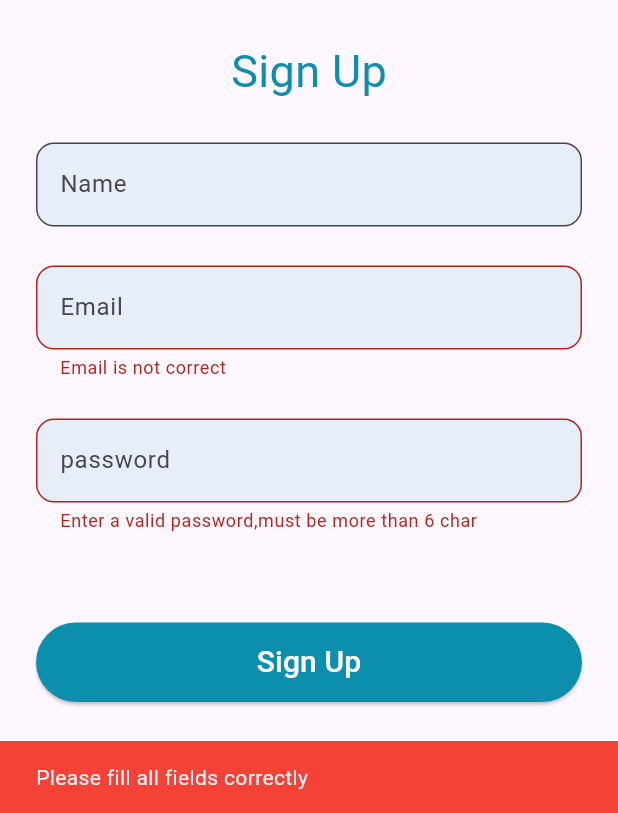
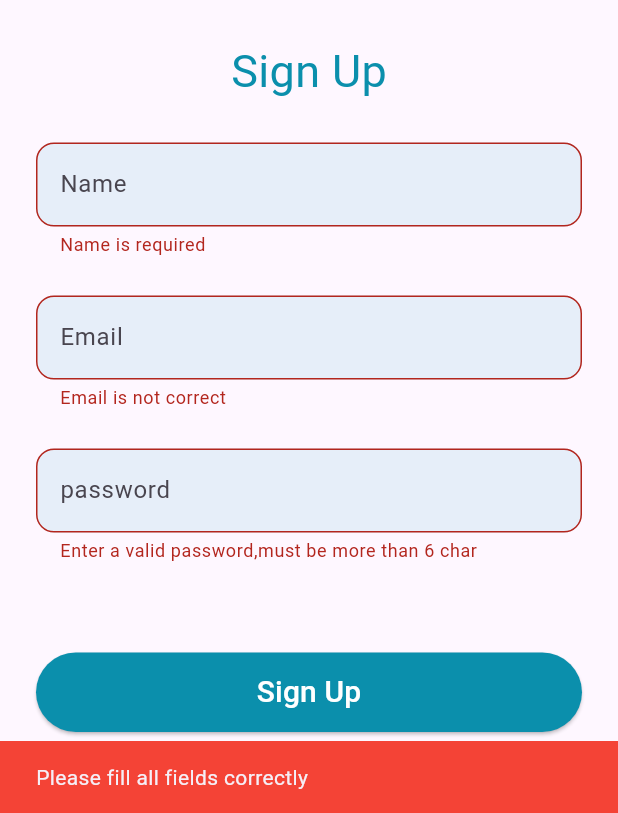
Before and after one commit to AmrReda92/sehaty_app, a Flutter app: the screen it shows after launch, after a tap on "Sign Up", on a phone screen of 412 x 824 dp, the part 423-1236 px from its top. Run offline on Flutter 3.47's test engine with Material 3 defaults, Android fonts, the phone set to English and light mode, and no system bars; our stand-ins replace firebase_auth, firebase_core, flutter_bloc; accounts and stored records are empty.

Commit message:
edit on class AuthRepo

```diff
--- a/lib/features/auth/presentation/cubits/sign_up_cubit/sign_up_cubit.dart
+++ b/lib/features/auth/presentation/cubits/sign_up_cubit/sign_up_cubit.dart
@@ -9,14 +9,16 @@ part 'sign_up_state.dart';
 class SignUpCubit extends Cubit<SignUpState> {
   SignUpCubit() : super(SignUpInitial());
 
- final AuthRepo _authRepo = AuthRepo();
+  static SignUpCubit get(BuildContext context) => BlocProvider.of(context);
+
+  AuthRepo _authRepo = AuthRepo();
   signUp({required SignUpModel model})async{
     emit(SignUpLoading());
     // requset success بتشتغل لما ال then
   await  _authRepo.signUp(model: model).then((value){
     emit(SignUpSuccess(uid: value.user!.uid));
   }).catchError((error){
-   emit(SignUpError());
+   emit(SignUpError(error));
    debugPrint (error.toString());
   }) ;
   }
--- a/lib/features/auth/presentation/cubits/sign_up_cubit/sign_up_state.dart
+++ b/lib/features/auth/presentation/cubits/sign_up_cubit/sign_up_state.dart
@@ -6,7 +6,10 @@ sealed class SignUpState {}
 final class SignUpInitial extends SignUpState {}
 
 final class SignUpLoading extends SignUpState {}
-final class SignUpError extends SignUpState {}
+final class SignUpError extends SignUpState {
+  final String error;
+  SignUpError(this.error);
+}
 final class SignUpSuccess extends SignUpState {
   final String uid;
   SignUpSuccess({required this.uid});
--- a/lib/features/auth/presentation/sign_up/ui/sign_up_screen.dart
+++ b/lib/features/auth/presentation/sign_up/ui/sign_up_screen.dart
@@ -1,6 +1,10 @@
 import 'package:flutter/material.dart';
+import 'package:flutter_bloc/flutter_bloc.dart';
 import 'package:sehaty_application/core/widgets/custom_elevated_button.dart';
+import 'package:sehaty_application/core/widgets/custom_show_dialogue.dart';
 import 'package:sehaty_application/core/widgets/custom_text_form_field.dart';
+import 'package:sehaty_application/features/auth/data/models/sign_up_model.dart';
+import 'package:sehaty_application/features/auth/presentation/cubits/sign_up_cubit/sign_up_cubit.dart';
 import 'package:sehaty_application/features/auth/presentation/sign_in/ui/sign_in_screen.dart';
 import 'package:sehaty_application/features/home/presentation/ui/home_screen.dart';
 
@@ -29,6 +33,30 @@ class _SignUpScreenState extends State<SignUpScreen> {
 
   @override
   Widget build(BuildContext context) {
+    return BlocConsumer<SignUpCubit, SignUpState>(
+  listener: (context, state) {
+    if(state is SignUpLoading){
+     CustomshowLoadingDialog(context);
+    }
+
+    if(state is SignUpSuccess){
+      Navigator.pop(context); // close loading
+      Navigator.pushReplacement(context, MaterialPageRoute(builder: (context)=>HomeScreen()));
+    }
+
+    if(state is SignUpError){
+      Navigator.pop(context);// close loading
+      ScaffoldMessenger.of(context).showSnackBar(
+        SnackBar(
+          content: Text("Please fill all fields correctly"),
+          backgroundColor: Colors.red,
+        ),
+      );
+    }
+
+
+  },
+  builder: (context, state) {
     return Scaffold(
       body: SafeArea(
         child: Padding(
@@ -42,7 +70,16 @@ class _SignUpScreenState extends State<SignUpScreen> {
                   SizedBox(height: 16,),
                   Image.asset("assets/images/logo.png",width: 240,height: 240,),
                   Text("Sign Up",style: TextStyle(fontSize: 30,color: Color(0xff0B8FAC)),),
-                  CustomTextFormField(hintText: "Name", controller: nameController,),
+                  CustomTextFormField(
+                    hintText: "Name",
+                    controller: nameController,
+                    validator: (value){
+                      if(value == null || value.isEmpty){
+                        return "Name is required";
+                      }
+                      return null;
+                    },
+                  ),
                   CustomTextFormField(
                     hintText: "Email",
                     controller: emailController ,
@@ -68,11 +105,17 @@ class _SignUpScreenState extends State<SignUpScreen> {
                     },
                   ),
                   SizedBox(height: 8,),
-                  CustomElevatedButton(
+                 CustomElevatedButton(
                     text: Text("Sign Up",style: TextStyle(color: Colors.white,fontSize: 20),),
                     onPressed: (){
                      if(formKey.currentState!.validate()){
-                       Navigator.pushReplacement(context, MaterialPageRoute(builder: (context)=>HomeScreen()));
+                      SignUpCubit.get(context).signUp(
+                          model: SignUpModel(
+                              email: emailController.text,
+                              name: nameController.text,
+                              password: passwordController.text
+                          )
+                      );
                      }else{
                        ScaffoldMessenger.of(context).showSnackBar(
                          SnackBar(
@@ -83,6 +126,7 @@ class _SignUpScreenState extends State<SignUpScreen> {
                      }
                     },
                   ),
+
                   InkWell(
                       onTap: (){
                         Navigator.push(context, MaterialPageRoute(builder: (context)=>SignInScreen()));
@@ -95,5 +139,7 @@ class _SignUpScreenState extends State<SignUpScreen> {
         ),
       ),
     );
+  },
+);
   }
 }
--- a/lib/sehaty_app.dart
+++ b/lib/sehaty_app.dart
@@ -1,14 +1,39 @@
+import 'package:firebase_auth/firebase_auth.dart';
 import 'package:flutter/material.dart';
+import 'package:flutter_bloc/flutter_bloc.dart';
+import 'package:sehaty_application/features/auth/presentation/cubits/sign_up_cubit/sign_up_cubit.dart';
 import 'package:sehaty_application/features/auth/presentation/sign_up/ui/sign_up_screen.dart';
 
-class SehatyApp extends StatelessWidget {
+class SehatyApp extends StatefulWidget {
   const SehatyApp({super.key});
 
+  @override
+  State<SehatyApp> createState() => _SehatyAppState();
+}
+
+class _SehatyAppState extends State<SehatyApp> {
+
+  @override
+  void initState() {
+    FirebaseAuth.instance
+        .authStateChanges()
+        .listen((User? user) {
+      if (user == null) {
+        print('=====================User is currently signed out!');
+      } else {
+        print('======================User is signed in!');
+      }
+    });
+    super.initState();
+  }
   @override
   Widget build(BuildContext context) {
     return MaterialApp(
       debugShowCheckedModeBanner: false,
-      home: SignUpScreen() ,
+      home: BlocProvider(
+        create: (context) => SignUpCubit(),
+        child: SignUpScreen(),
+      ),
     );
   }
 }
```
Also changed, not shown: lib/core/widgets/custom_show_dialogue.dart (added, +30 -0 lines), lib/features/auth/data/repo/auth_repo.dart (+32 -5 lines).
